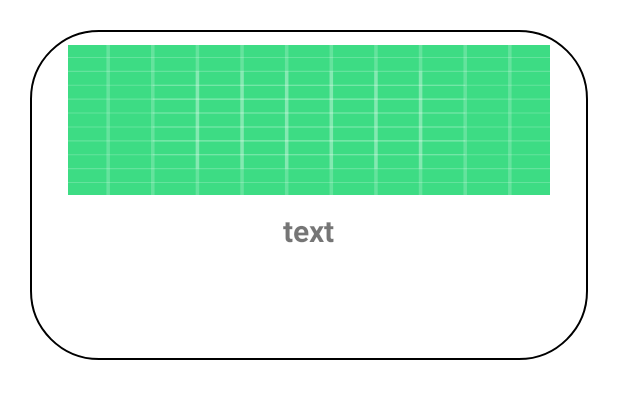
After one commit to JeongHyeon2/android-kotlin-practice, an Android app: the layout rv_item.xml on its own in the app's theme, with its tools: preview values and no code run, on a phone screen of 412 x 824 dp. The commit adds this screen. Shown: the top 399 px of the screen. Run offline under Robolectric (Android 15) with nearby library versions, the phone set to English and light mode, and no system bars.

Commit message:
[FEAT] RecyclerView 및 Glide

```diff
--- a/mango_contents/app/build.gradle
+++ b/mango_contents/app/build.gradle
@@ -41,4 +41,6 @@ dependencies {
     testImplementation 'junit:junit:4.13.2'
     androidTestImplementation 'androidx.test.ext:junit:1.1.5'
     androidTestImplementation 'androidx.test.espresso:espresso-core:3.5.1'
+    implementation 'com.github.bumptech.glide:glide:4.16.0'
+
 }
--- /dev/null
+++ b/mango_contents/app/src/main/res/drawable/radius.xml
@@ -0,0 +1,13 @@
+<?xml version="1.0" encoding="utf-8"?>
+<shape
+    xmlns:android="http://schemas.android.com/apk/res/android"
+    android:shape="rectangle" android:padding = "10dp">
+    <solid android:color="#ffffff"></solid>
+    <corners
+        android:bottomLeftRadius="45dp"
+        android:bottomRightRadius="45dp"
+        android:topLeftRadius="45dp"
+        android:topRightRadius="45dp"></corners>
+    <stroke android:width="1dp"
+        android:color="#000000"></stroke>
+</shape>
--- /dev/null
+++ b/mango_contents/app/src/main/res/layout/rv_item.xml
@@ -0,0 +1,28 @@
+<?xml version="1.0" encoding="utf-8"?>
+<LinearLayout
+    xmlns:android="http://schemas.android.com/apk/res/android"
+    android:layout_width="match_parent"
+    android:layout_margin="20dp"
+    android:layout_height="220dp"
+    android:background="@drawable/radius"
+    android:orientation="vertical">
+    <ImageView
+        android:id="@+id/rvImageArea"
+        android:src="@drawable/ic_launcher_background"
+        android:layout_width="match_parent"
+        android:layout_marginTop="10dp"
+        android:layout_marginRight="25dp"
+        android:layout_marginLeft="25dp"
+        android:scaleType="fitXY"
+        android:layout_height="100dp"/>
+    <TextView
+        android:id="@+id/rvTextArea"
+        android:text="text"
+        android:textStyle="bold"
+        android:textSize="20sp"
+        android:layout_marginTop="10dp"
+        android:layout_width="wrap_content"
+        android:layout_height="wrap_content"
+        android:layout_gravity="center"/>
+
+</LinearLayout>
--- a/mango_contents/app/src/main/res/values/themes.xml
+++ b/mango_contents/app/src/main/res/values/themes.xml
@@ -1,8 +1,9 @@
 <resources xmlns:tools="http://schemas.android.com/tools">
     <!-- Base application theme. -->
-    <style name="Base.Theme.Mango_contents" parent="Theme.Material3.DayNight.NoActionBar">
+    <style name="Base.Theme.Mango_contents" parent="Theme.MaterialComponents.DayNight.DarkActionBar">
         <!-- Customize your light theme here. -->
         <!-- <item name="colorPrimary">@color/my_light_primary</item> -->
+        <item name="windowNoTitle" >true</item>
     </style>
 
     <style name="Theme.Mango_contents" parent="Base.Theme.Mango_contents" />
```
Also changed, not shown: mango_contents/app/src/main/AndroidManifest.xml (+8 -5 lines), mango_contents/app/src/main/java/com/example/mango_contents/ContentsModel.kt (added, +8 -0 lines), mango_contents/app/src/main/java/com/example/mango_contents/MainActivity.kt (+18 -0 lines), mango_contents/app/src/main/java/com/example/mango_contents/RVAdapter.kt (added, +41 -0 lines), mango_contents/app/src/main/java/com/example/mango_contents/SpalshActivity.kt (deleted, +0 -11 lines), mango_contents/app/src/main/java/com/example/mango_contents/SplashActivity.kt (added, +17 -0 lines), mango_contents/app/src/main/res/layout/activity_main.xml (+6 -8 lines), mango_contents/app/src/main/res/layout/activity_spalsh.xml (deleted, +0 -9 lines), mango_contents/app/src/main/res/layout/activity_splash.xml (added, +21 -0 lines).
